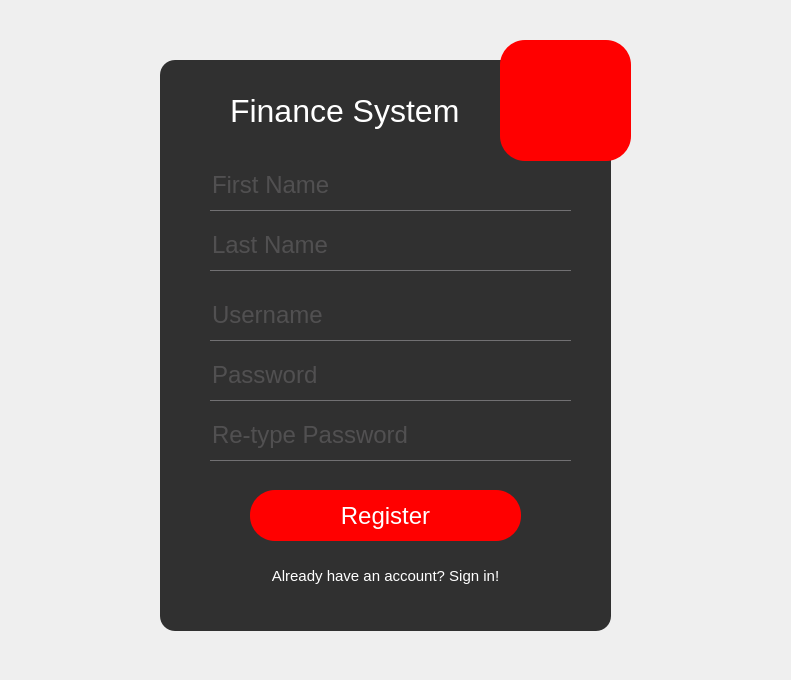
Before: the Qt Designer form register.ui in rafaello166/financialSystemQT, drawn with Qt 5.
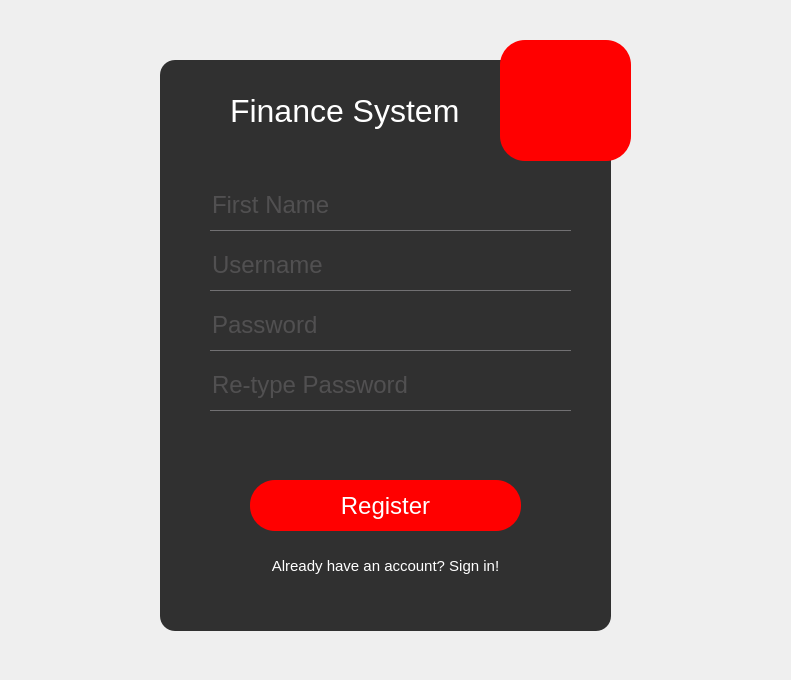
After: the same form once the commit is applied. Icons and pictures are not drawn.

Patch:
```diff
--- a/register.ui
+++ b/register.ui
@@ -31,11 +31,6 @@
 	font-size: 24px;
 }
 
-#loginLabel {
-	font-size: 32px;
-	color: white;
-}
-
 #widget {
 	background: rgba(0,0,0,0.8);
 }
@@ -45,11 +40,6 @@
 	border-radius: 15px;
 }
 
-QPushButton {
-	color :white;
-	background: red;
-	border-radius: 25px;
-}
 
 QToolButton {
 	background: red;
@@ -82,10 +72,6 @@
 	font-size: 24px;
 }
 
-#loginLabel {
-	font-size: 32px;
-	color: white;
-}
 
 #stackedWidget {
 background: url(:/nowyPrzedrostek/mountains.jpg);
@@ -98,13 +84,22 @@
 	border-radius: 15px;
 }
 
-QPushButton {
-	color :white;
+QToolButton {
 	background: red;
 	border-radius: 25px;
 }
 
-QToolButton {
+QLineEdit {
+	background: transparent;
+	border: none;
+	color: #717072;
+	border-bottom: 1px solid #717072;
+}</string>
+   </property>
+   <widget class="QWidget" name="page1">
+    <property name="styleSheet">
+     <string notr="true">QPushButton {
+	color :white;
 	background: red;
 	border-radius: 25px;
 }
@@ -114,19 +109,16 @@
 	color: red;
 }
 
-QLineEdit {
-	background: transparent;
-	border: none;
-	color: #717072;
-	border-bottom: 1px solid #717072;
+#loginLabel {
+	font-size: 32px;
+	color: white;
 }
 
 #pushButton_login {
 	background: none;
 	font-size: 15px;
 }</string>
-   </property>
-   <widget class="QWidget" name="page1">
+    </property>
     <widget class="QFrame" name="loginFrame">
      <property name="geometry">
       <rect>
@@ -159,7 +151,7 @@
       <property name="geometry">
        <rect>
         <x>50</x>
-        <y>230</y>
+        <y>180</y>
         <width>361</width>
         <height>51</height>
        </rect>
@@ -178,7 +170,7 @@
       <property name="geometry">
        <rect>
         <x>50</x>
-        <y>290</y>
+        <y>240</y>
         <width>361</width>
         <height>51</height>
        </rect>
@@ -203,7 +195,7 @@
       <property name="geometry">
        <rect>
         <x>90</x>
-        <y>430</y>
+        <y>420</y>
         <width>271</width>
         <height>51</height>
        </rect>
@@ -216,7 +208,7 @@
       <property name="geometry">
        <rect>
         <x>50</x>
-        <y>100</y>
+        <y>120</y>
         <width>361</width>
         <height>51</height>
        </rect>
@@ -231,30 +223,11 @@
        <string>First Name</string>
       </property>
      </widget>
-     <widget class="QLineEdit" name="lineEdit_lase_name">
-      <property name="geometry">
-       <rect>
-        <x>50</x>
-        <y>160</y>
-        <width>361</width>
-        <height>51</height>
-       </rect>
-      </property>
-      <property name="inputMask">
-       <string/>
-      </property>
-      <property name="text">
-       <string/>
-      </property>
-      <property name="placeholderText">
-       <string>Last Name</string>
-      </property>
-     </widget>
      <widget class="QLineEdit" name="lineEdit_password_2">
       <property name="geometry">
        <rect>
         <x>50</x>
-        <y>350</y>
+        <y>300</y>
         <width>361</width>
         <height>51</height>
        </rect>
@@ -276,7 +249,7 @@
       <property name="geometry">
        <rect>
         <x>90</x>
-        <y>490</y>
+        <y>480</y>
         <width>271</width>
         <height>51</height>
        </rect>
```
